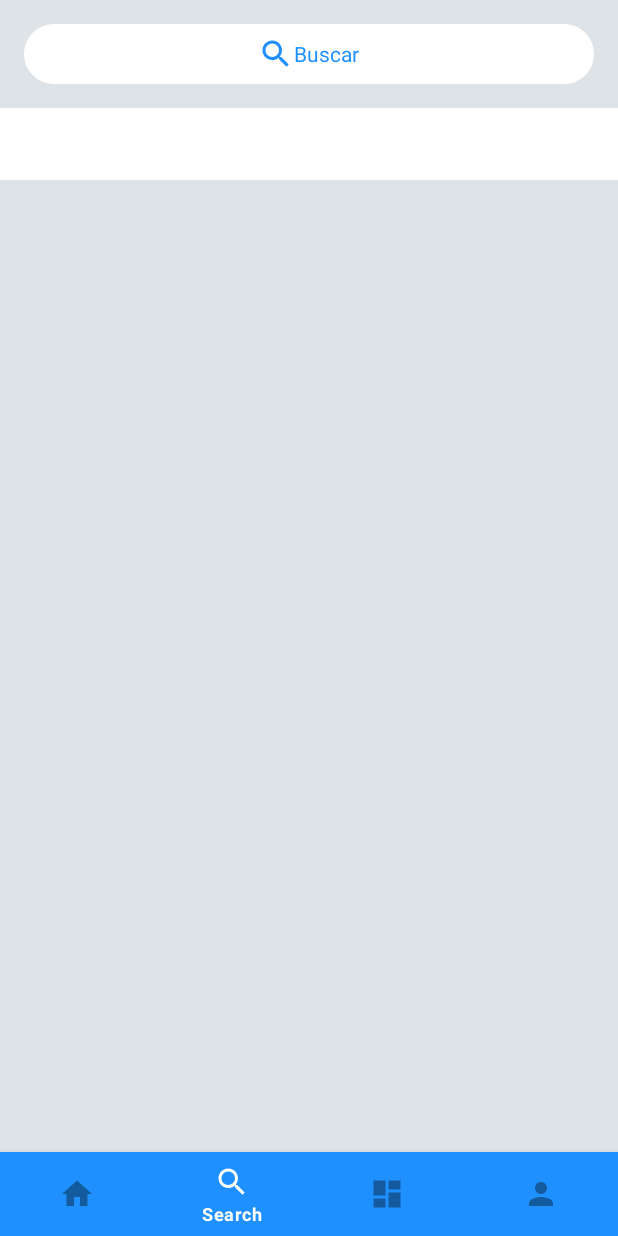
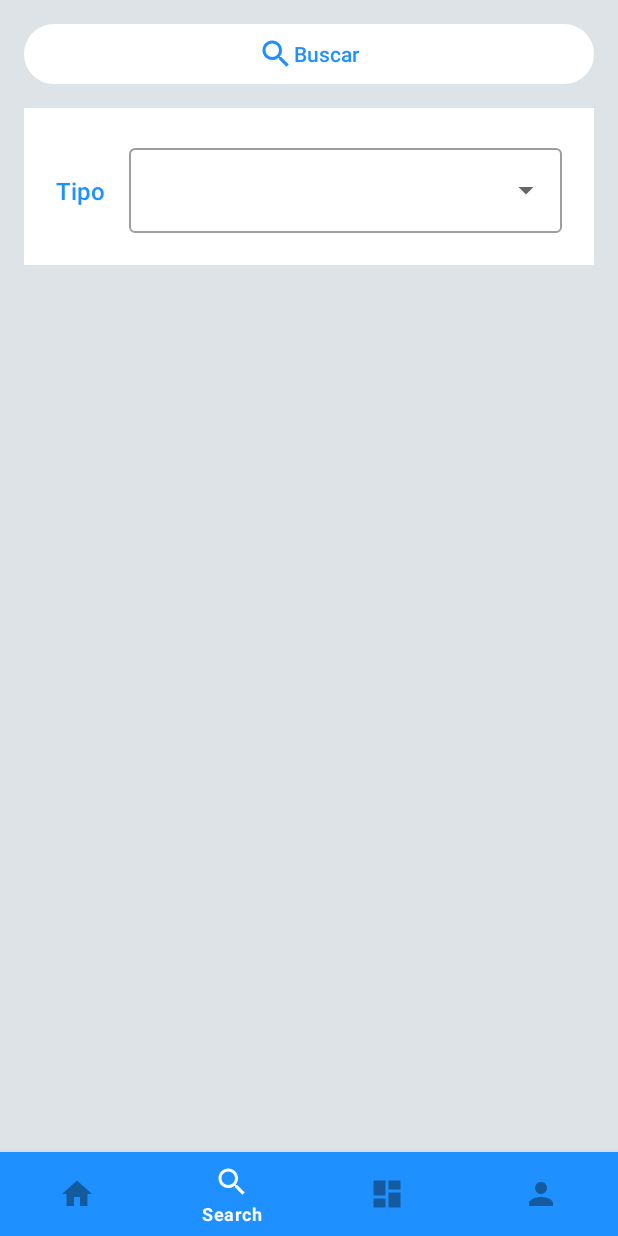
Before and after one commit to laloretom/UnaAyuditaAqui, an Android app: the screen it shows after launch once a user with an empty profile is signed in (MainActivity), item 2 of the bottom bar chosen, on a phone screen of 412 x 824 dp. Run offline under Robolectric (Android 15) with nearby library versions, the phone set to English and light mode, and no system bars; our stand-ins replace Firebase (no records; nobody signed in at launch, a user with empty details on screens opened directly).

Commit message:
Search V2

```diff
--- a/app/src/main/java/com/unaayuditaaqui/unaayuditaaqui/SearchFragment.kt
+++ b/app/src/main/java/com/unaayuditaaqui/unaayuditaaqui/SearchFragment.kt
@@ -5,13 +5,18 @@ import android.os.Bundle
 import android.view.LayoutInflater
 import android.view.View
 import android.view.ViewGroup
+import android.widget.ArrayAdapter
 import androidx.fragment.app.Fragment
+import androidx.recyclerview.widget.GridLayoutManager
+import com.google.firebase.database.*
 import com.unaayuditaaqui.unaayuditaaqui.databinding.FragmentSearchBinding
 
 class SearchFragment : Fragment() {
 
     private var _binding: FragmentSearchBinding? = null
     private val binding get() = _binding!!
+    private lateinit var dbRef: DatabaseReference
+    private var serviceCategory: ArrayList<String> = arrayListOf<String>()
 
     override fun onCreate(savedInstanceState: Bundle?) {
         super.onCreate(savedInstanceState)
@@ -23,15 +28,25 @@ class SearchFragment : Fragment() {
     ): View? {
         _binding = FragmentSearchBinding.inflate(inflater, container, false)
         return binding.root
+
     }
 
     override fun onViewCreated(view: View, savedInstanceState: Bundle?) {
         super.onViewCreated(view, savedInstanceState)
 
+        val typeService = resources.getStringArray(R.array.type_service)
+        val adapterTypeService = ArrayAdapter(view.context,R.layout.list_item_type,typeService)
+
+        with(binding.autoCompleteTextView){
+            setAdapter(adapterTypeService)
+        }
+
         binding.searchRootView.setOnClickListener {
             val intent = Intent(activity, SearchActivity::class.java)
             this.startActivity(intent)
         }
+
+        getServiceData()
     }
 
     override fun onDestroyView() {
@@ -39,4 +54,31 @@ class SearchFragment : Fragment() {
         _binding = null
     }
 
+    private fun getServiceData(){
+        dbRef = FirebaseDatabase.getInstance().getReference("Services")
+        dbRef.addValueEventListener(object : ValueEventListener {
+            override fun onDataChange(snapshot: DataSnapshot) {
+                if (snapshot.exists()){
+                    for (serviceSnapshot in snapshot.children){
+                        val service = serviceSnapshot.getValue(Service::class.java)
+                        serviceCategory.add(service!!.category.toString())
+                    }
+
+                    val distinct: List<String> = LinkedHashSet(serviceCategory).toMutableList()
+                    val sorted_list = distinct.sortedWith(naturalOrder())
+
+                    binding.recyclerCategory.layoutManager = GridLayoutManager(context,4)
+                    binding.recyclerCategory.adapter = GrindCategoryAdapter(sorted_list)
+                }
+            }
+
+            override fun onCancelled(error: DatabaseError) {
+                TODO("Not yet implemented")
+            }
+
+        })
+    }
+
+
+
 }
--- a/app/src/main/res/layout/activity_search.xml
+++ b/app/src/main/res/layout/activity_search.xml
@@ -25,6 +25,7 @@
         android:autofillHints="@string/search"
         android:background="@drawable/ic_field"
         android:ems="80"
+        android:imeOptions="actionDone"
         android:hint="@string/search"
         android:inputType="textAutoComplete"
         android:singleLine="true"
--- a/app/src/main/res/layout/fragment_search.xml
+++ b/app/src/main/res/layout/fragment_search.xml
@@ -1,11 +1,11 @@
 <?xml version="1.0" encoding="utf-8"?>
 <androidx.constraintlayout.widget.ConstraintLayout xmlns:android="http://schemas.android.com/apk/res/android"
+    xmlns:app="http://schemas.android.com/apk/res-auto"
     xmlns:tools="http://schemas.android.com/tools"
-    xmlns:app="http://schemas.android.com/apk/res-auto"
     android:layout_width="match_parent"
     android:layout_height="match_parent"
+    android:background="@color/gray"
     android:orientation="vertical"
-    android:background="@color/gray"
     tools:context=".SearchFragment">
 
     <RelativeLayout
@@ -13,10 +13,10 @@
         android:layout_width="match_parent"
         android:layout_height="40dp"
         android:layout_margin="16dp"
-        app:layout_constraintTop_toTopOf="parent"
         android:background="@drawable/ic_field"
+        android:backgroundTint="@color/white"
         android:padding="2dp"
-        android:backgroundTint="@color/white">
+        app:layout_constraintTop_toTopOf="parent">
 
         <TextView
             android:layout_width="wrap_content"
@@ -24,29 +24,64 @@
             android:layout_centerInParent="true"
             android:gravity="center_vertical"
             android:text="@string/search"
+            android:fontFamily="sans-serif-medium"
             android:textColor="@color/colorPrimary"
             app:drawableStartCompat="@drawable/ic_search" />
     </RelativeLayout>
 
-    <com.google.android.material.tabs.TabLayout
-        android:id="@+id/tabLayout"
+    <LinearLayout
+        android:id="@+id/type_root_view"
+        android:layout_width="0dp"
+        android:layout_height="wrap_content"
+        android:orientation="horizontal"
+        android:padding="5dp"
+        android:layout_margin="16dp"
+        android:background="@drawable/recycler_view_item_bg"
+        app:layout_constraintEnd_toEndOf="parent"
+        app:layout_constraintStart_toStartOf="parent"
+        app:layout_constraintTop_toBottomOf="@id/search_root_view">
+
+        <TextView
+            android:id="@+id/typeTextView"
+            android:layout_width="wrap_content"
+            android:layout_height="wrap_content"
+            android:layout_marginStart="16dp"
+            android:layout_marginTop="16dp"
+            android:layout_marginBottom="8dp"
+            android:text="Tipo"
+            android:textSize="16dp"
+            android:fontFamily="sans-serif-medium"
+            android:textColor="@color/colorPrimary" />
+
+        <com.google.android.material.textfield.TextInputLayout
+            android:id="@+id/boxTypeService"
+            style="@style/Widget.MaterialComponents.TextInputLayout.OutlinedBox.ExposedDropdownMenu"
+            android:layout_width="match_parent"
+            android:layout_height="wrap_content"
+            android:layout_margin="16dp"
+            android:layout_below="@+id/typeTextView">
+
+            <AutoCompleteTextView
+                android:id="@+id/autoCompleteTextView"
+                android:layout_width="match_parent"
+                android:layout_height="match_parent"
+                android:inputType="none" />
+
+        </com.google.android.material.textfield.TextInputLayout>
+
+    </LinearLayout>
+
+    <androidx.recyclerview.widget.RecyclerView
+        android:id="@+id/recyclerCategory"
         android:layout_width="match_parent"
-        android:layout_height="wrap_content"
+        android:layout_height="0dp"
+        android:layout_marginStart="8dp"
         android:layout_marginTop="16dp"
+        android:layout_marginEnd="8dp"
+        app:layout_constraintBottom_toBottomOf="parent"
+        app:layout_constraintEnd_toEndOf="parent"
         app:layout_constraintStart_toStartOf="parent"
-        app:layout_constraintEnd_toEndOf="parent"
-        app:layout_constraintTop_toBottomOf="@+id/search_root_view"
-        app:tabIndicatorColor="@color/blueSecond"
-        app:tabSelectedTextColor="@color/blueSecond"
-        app:tabTextColor="@color/black" />
-
-    <androidx.viewpager.widget.ViewPager
-        android:id="@+id/viewPager"
-        android:layout_width="0dp"
-        android:layout_height="0dp"
-        app:layout_constraintTop_toBottomOf="@id/tabLayout"
-        app:layout_constraintStart_toStartOf="parent"
-        app:layout_constraintEnd_toEndOf="parent"
-        app:layout_constraintBottom_toBottomOf="parent"/>
+        app:layout_constraintTop_toBottomOf="@id/type_root_view"
+        tools:listitem="@layout/category_item" />
 
 </androidx.constraintlayout.widget.ConstraintLayout>
```
Also changed, not shown: app/src/main/java/com/unaayuditaaqui/unaayuditaaqui/GrindCategoryAdapter.kt (added, +43 -0 lines), app/src/main/java/com/unaayuditaaqui/unaayuditaaqui/SearchActivity.kt (+30 -4 lines), app/src/main/res/layout/category_item.xml (added, +28 -0 lines).
